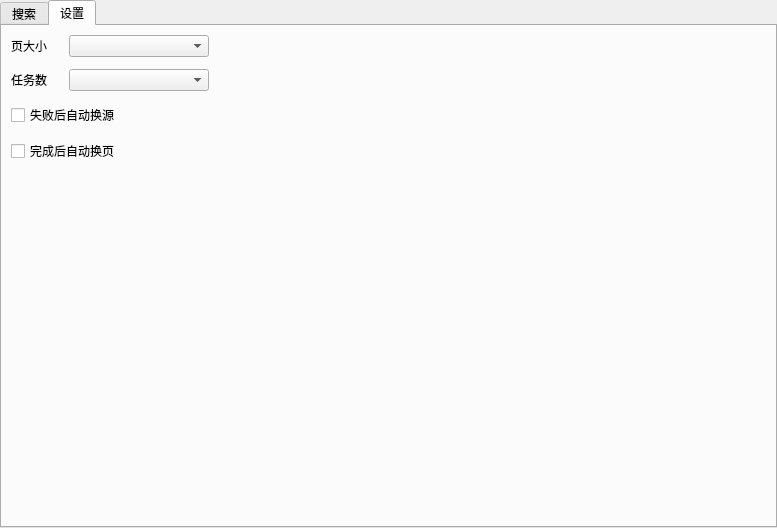
First picture: the form in shuqi/mainwindow.ui, repository qintangtao/python.script, before the edit.
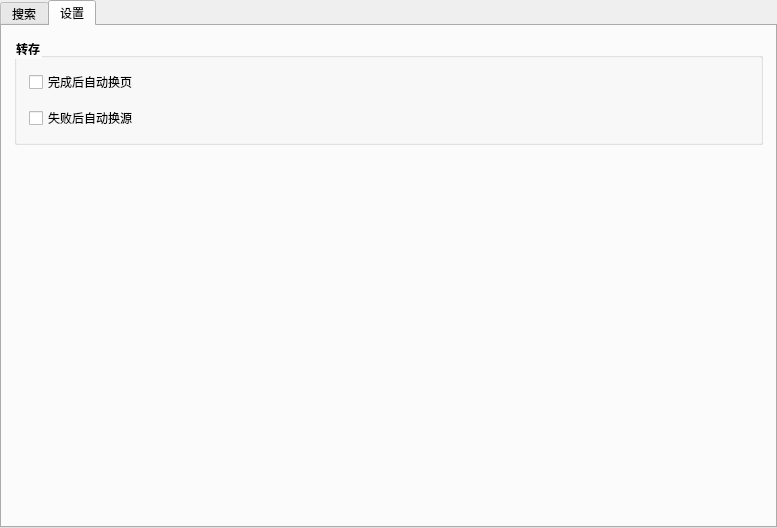
Second picture: the form after the edit. The open tabs and pages were chosen to show the change.

Commit message: rm comboBox_page_size, comboBox_task_number

Patch:
```diff
--- a/shuqi/mainwindow.ui
+++ b/shuqi/mainwindow.ui
@@ -479,78 +479,36 @@
        <property name="spacing">
         <number>12</number>
        </property>
+       <property name="margin">
+        <number>12</number>
+       </property>
        <item>
-        <layout class="QHBoxLayout" name="horizontalLayout_8" stretch="1,3,12">
-         <item>
-          <widget class="QLabel" name="label_page_size">
-           <property name="text">
-            <string>页大小</string>
-           </property>
-           <property name="alignment">
-            <set>Qt::AlignLeading|Qt::AlignLeft|Qt::AlignVCenter</set>
-           </property>
-          </widget>
-         </item>
-         <item>
-          <widget class="QComboBox" name="comboBox_page_size"/>
-         </item>
-         <item>
-          <spacer name="horizontalSpacer_3">
-           <property name="orientation">
-            <enum>Qt::Horizontal</enum>
-           </property>
-           <property name="sizeHint" stdset="0">
-            <size>
-             <width>40</width>
-             <height>20</height>
-            </size>
-           </property>
-          </spacer>
-         </item>
-        </layout>
-       </item>
-       <item>
-        <layout class="QHBoxLayout" name="horizontalLayout_7" stretch="1,3,12">
-         <item>
-          <widget class="QLabel" name="label_task_number">
-           <property name="text">
-            <string>任务数</string>
-           </property>
-           <property name="alignment">
-            <set>Qt::AlignLeading|Qt::AlignLeft|Qt::AlignVCenter</set>
-           </property>
-          </widget>
-         </item>
-         <item>
-          <widget class="QComboBox" name="comboBox_task_number"/>
-         </item>
-         <item>
-          <spacer name="horizontalSpacer_4">
-           <property name="orientation">
-            <enum>Qt::Horizontal</enum>
-           </property>
-           <property name="sizeHint" stdset="0">
-            <size>
-             <width>40</width>
-             <height>20</height>
-            </size>
-           </property>
-          </spacer>
-         </item>
-        </layout>
-       </item>
-       <item>
-        <widget class="QCheckBox" name="checkBox_auto_switch_source_after_failure">
-         <property name="text">
-          <string>失败后自动换源</string>
+        <widget class="QGroupBox" name="groupBox">
+         <property name="title">
+          <string>转存</string>
          </property>
-        </widget>
-       </item>
-       <item>
-        <widget class="QCheckBox" name="checkBox_auto_switch_page_after_completed">
-         <property name="text">
-          <string>完成后自动换页</string>
-         </property>
+         <layout class="QVBoxLayout" name="verticalLayout_5">
+          <property name="spacing">
+           <number>12</number>
+          </property>
+          <property name="margin">
+           <number>12</number>
+          </property>
+          <item>
+           <widget class="QCheckBox" name="checkBox_auto_switch_page_after_completed">
+            <property name="text">
+             <string>完成后自动换页</string>
+            </property>
+           </widget>
+          </item>
+          <item>
+           <widget class="QCheckBox" name="checkBox_auto_switch_source_after_failure">
+            <property name="text">
+             <string>失败后自动换源</string>
+            </property>
+           </widget>
+          </item>
+         </layout>
         </widget>
        </item>
        <item>
@@ -561,7 +519,7 @@
          <property name="sizeHint" stdset="0">
           <size>
            <width>20</width>
-           <height>359</height>
+           <height>381</height>
           </size>
          </property>
         </spacer>
```
Left out of the diff: 13 changed lines with no effect on the pictures. The commit also changes 2 other files.
